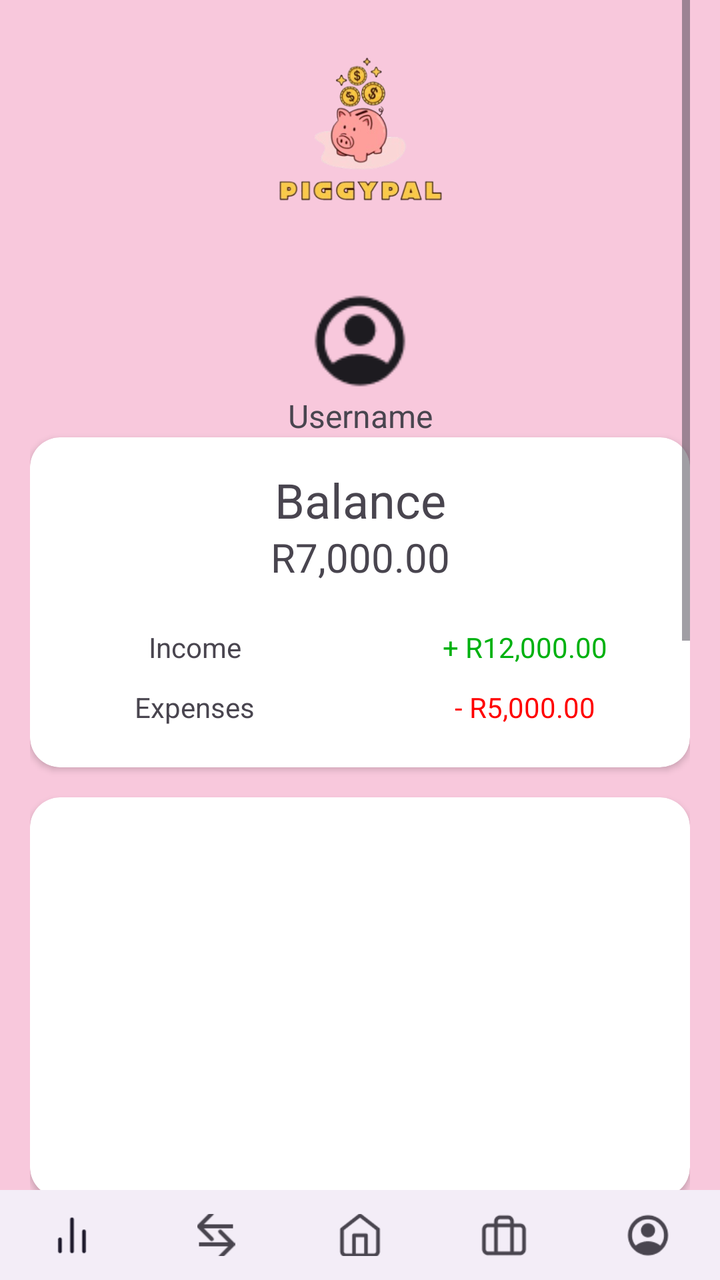
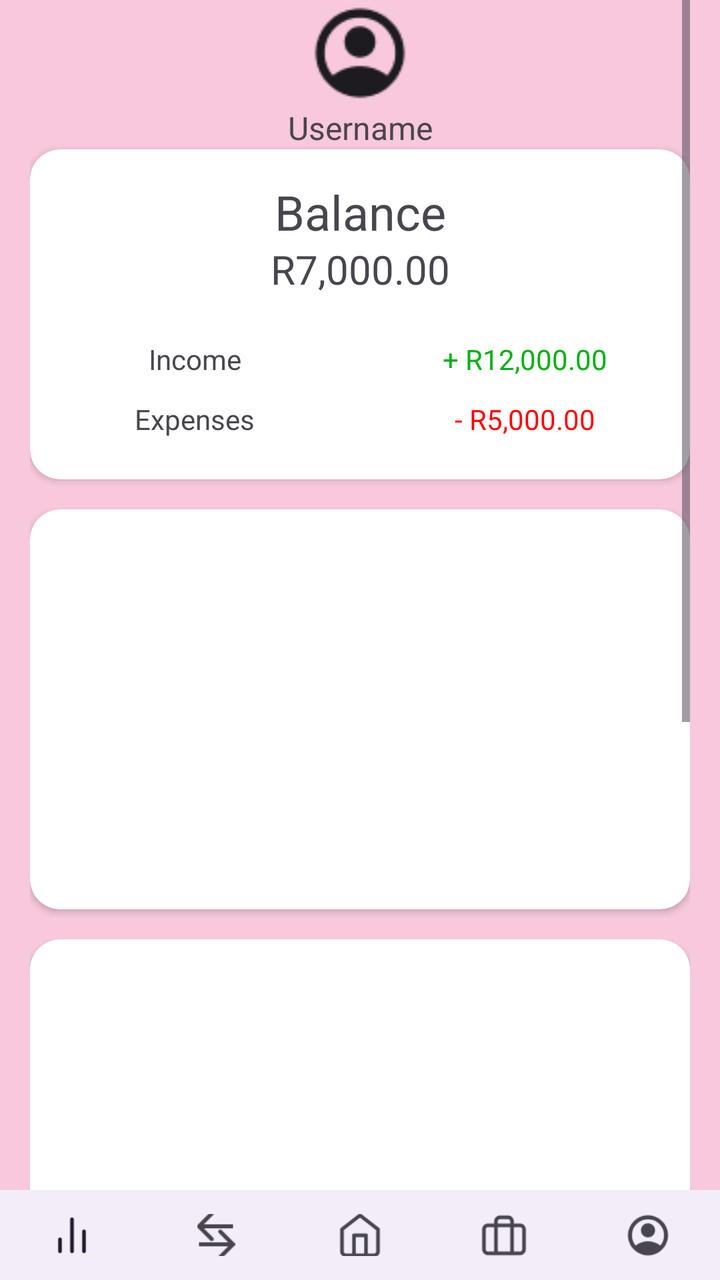

Two renders of the same Android screen: before a commit and after it. Below are the layout's source before the change and the commit's diff.
<!-- AndroidManifest.xml: application theme Theme.PiggyApp -->
<!-- res/layout/activity_home.xml -->
<?xml version="1.0" encoding="utf-8"?>
<androidx.constraintlayout.widget.ConstraintLayout xmlns:android="http://schemas.android.com/apk/res/android"
    xmlns:app="http://schemas.android.com/apk/res-auto"
    xmlns:tools="http://schemas.android.com/tools"
    android:id="@+id/main"
    android:layout_width="match_parent"
    android:layout_height="match_parent"
    android:background="@color/piggy_pink"
    tools:context=".HomeActivity">

    <LinearLayout
        android:id="@+id/linearLayout"
        android:layout_width="0dp"
        android:layout_height="wrap_content"
        android:gravity="center_horizontal"
        android:orientation="vertical"
        app:layout_constraintEnd_toEndOf="parent"
        app:layout_constraintStart_toStartOf="parent"
        app:layout_constraintTop_toTopOf="parent">

        <ScrollView
            android:layout_width="330dp"
            android:layout_height="match_parent">

            <LinearLayout
                android:layout_width="match_parent"
                android:layout_height="wrap_content"
                android:orientation="vertical">

                <ImageView
                    android:id="@+id/imgHome"
                    android:layout_width="match_parent"
                    android:layout_height="144dp"
                    app:srcCompat="@drawable/piggypal_logo_name" />

                <LinearLayout
                    android:layout_width="match_parent"
                    android:layout_height="match_parent"
                    android:orientation="vertical">

                    <ImageView
                        android:id="@+id/ivUserImage"
                        android:layout_width="match_parent"
                        android:layout_height="match_parent"
                        android:layout_weight="1"
                        app:srcCompat="@drawable/prog7313_profile" />

                    <TextView
                        android:id="@+id/tvUsername"
                        android:layout_width="match_parent"
                        android:layout_height="match_parent"
                        android:text="Username"
                        android:textAlignment="center"
                        android:textSize="16sp" />
                </LinearLayout>

                <androidx.cardview.widget.CardView
                    android:layout_width="match_parent"
                    android:layout_height="165dp"
                    app:cardCornerRadius="15dp">

                    <LinearLayout
                        android:layout_width="match_parent"
                        android:layout_height="match_parent"
                        android:orientation="vertical">

                        <Space
                            android:layout_width="match_parent"
                            android:layout_height="15dp" />

                        <TextView
                            android:id="@+id/txtBalance"
                            android:layout_width="match_parent"
                            android:layout_height="30dp"
                            android:gravity="center_horizontal|center_vertical"
                            android:text="Balance"
                            android:textSize="24sp" />

                        <TextView
                            android:id="@+id/textView13"
                            android:layout_width="match_parent"
                            android:layout_height="30dp"
                            android:gravity="center_horizontal|center_vertical"
                            android:text="R7,000.00"
                            android:textSize="20sp" />

                        <Space
                            android:layout_width="match_parent"
                            android:layout_height="15dp" />

                        <LinearLayout
                            android:layout_width="match_parent"
                            android:layout_height="30dp"
                            android:orientation="horizontal">

                            <TextView
                                android:id="@+id/txtIncome"
                                android:layout_width="165dp"
                                android:layout_height="match_parent"
                                android:gravity="center_horizontal|center_vertical"
                                android:text="Income" />

                            <TextView
                                android:id="@+id/textView11"
                                android:layout_width="165dp"
                                android:layout_height="match_parent"
                                android:layout_weight="1"
                                android:gravity="center_horizontal|center_vertical"
                                android:text="+ R12,000.00"
                                android:textColor="@color/piggy_green" />
                        </LinearLayout>

                        <LinearLayout
                            android:layout_width="match_parent"
                            android:layout_height="30dp"
                            android:orientation="horizontal">

                            <TextView
                                android:id="@+id/txtExpenses"
                                android:layout_width="165dp"
                                android:layout_height="match_parent"
                                android:gravity="center_horizontal|center_vertical"
                                android:text="Expenses" />

                            <TextView
                                android:id="@+id/textView12"
                                android:layout_width="165dp"
                                android:layout_height="match_parent"
                                android:layout_weight="1"
                                android:gravity="center_horizontal|center_vertical"
                                android:text="- R5,000.00"
                                android:textColor="@color/piggy_red" />
                        </LinearLayout>

                        <Space
                            android:layout_width="match_parent"
                            android:layout_height="15dp" />

                    </LinearLayout>

                </androidx.cardview.widget.CardView>

                <Space
                    android:layout_width="match_parent"
                    android:layout_height="15dp" />

                <androidx.cardview.widget.CardView
                    android:layout_width="match_parent"
                    android:layout_height="200dp"
                    app:cardCornerRadius="15dp" />

                <Space
                    android:layout_width="match_parent"
                    android:layout_height="15dp" />

                <androidx.cardview.widget.CardView
                    android:layout_width="match_parent"
                    android:layout_height="165dp"
                    app:cardCornerRadius="15dp">

                </androidx.cardview.widget.CardView>

                <Space
                    android:layout_width="wrap_content"
                    android:layout_height="500dp" />

            </LinearLayout>
        </ScrollView>

    </LinearLayout>

    <LinearLayout
        android:layout_width="match_parent"
        android:layout_height="45dp"
        android:orientation="vertical"
        app:layout_constraintBottom_toBottomOf="parent">

        <com.google.android.material.bottomnavigation.BottomNavigationView
            android:id="@+id/bottomNavView"
            android:layout_width="match_parent"
            android:layout_height="45dp"
            app:labelVisibilityMode="unlabeled"
            app:menu="@menu/navigation_bar" />
    </LinearLayout>

</androidx.constraintlayout.widget.ConstraintLayout>
<!-- resources referenced by this layout -->
<resources>
  <color name="piggy_green">#00B110</color>
  <color name="piggy_pink">#F8C8DC</color>
  <color name="piggy_red">#FF0000</color>
  <!-- drawable piggypal_logo_name: png bitmap (drawable, 54507 bytes) -->
  <!-- drawable prog7313_profile: png bitmap (drawable, 1560 bytes) -->
  <style name="Theme.PiggyApp" parent="Base.Theme.PiggyApp" />
  <style name="Base.Theme.PiggyApp" parent="Theme.Material3.DayNight.NoActionBar">
          
          
      </style>
</resources>

<!-- the commit's change to res/layout/activity_home.xml (unified diff, before → after) -->
@@ -27,12 +27,6 @@
                 android:layout_height="wrap_content"
                 android:orientation="vertical">
 
-                <ImageView
-                    android:id="@+id/imgHome"
-                    android:layout_width="match_parent"
-                    android:layout_height="144dp"
-                    app:srcCompat="@drawable/piggypal_logo_name" />
-
                 <LinearLayout
                     android:layout_width="match_parent"
                     android:layout_height="match_parent"
@@ -52,6 +46,7 @@
                         android:text="Username"
                         android:textAlignment="center"
                         android:textSize="16sp" />
+
                 </LinearLayout>
 
                 <androidx.cardview.widget.CardView
<!-- resource entries referenced after the edit -->
@@ -3,7 +3,6 @@
   <color name="piggy_green">#00B110</color>
   <color name="piggy_pink">#F8C8DC</color>
   <color name="piggy_red">#FF0000</color>
-  <!-- drawable piggypal_logo_name: png bitmap (drawable, 54507 bytes) -->
   <!-- drawable prog7313_profile: png bitmap (drawable, 1560 bytes) -->
   <style name="Theme.PiggyApp" parent="Base.Theme.PiggyApp" />
   <style name="Base.Theme.PiggyApp" parent="Theme.Material3.DayNight.NoActionBar">
